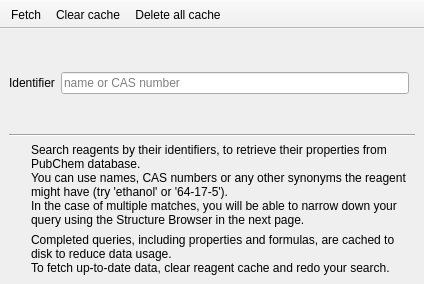
Qt form searchfragment.ui (FrankMamuda/fumingcube) before a commit.
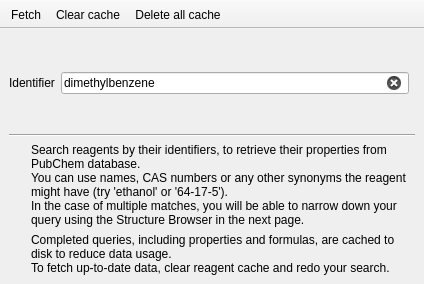
The same form after that commit. Icons and pictures are not drawn.

```diff
--- a/searchfragment.ui
+++ b/searchfragment.ui
@@ -124,7 +124,7 @@
     <item row="2" column="1">
      <widget class="QLineEdit" name="identifierEdit">
       <property name="text">
-       <string/>
+       <string>dimethylbenzene</string>
       </property>
       <property name="placeholderText">
        <string>name or CAS number</string>
```
Left out of the diff: 9 changed lines with no effect on the pictures.
